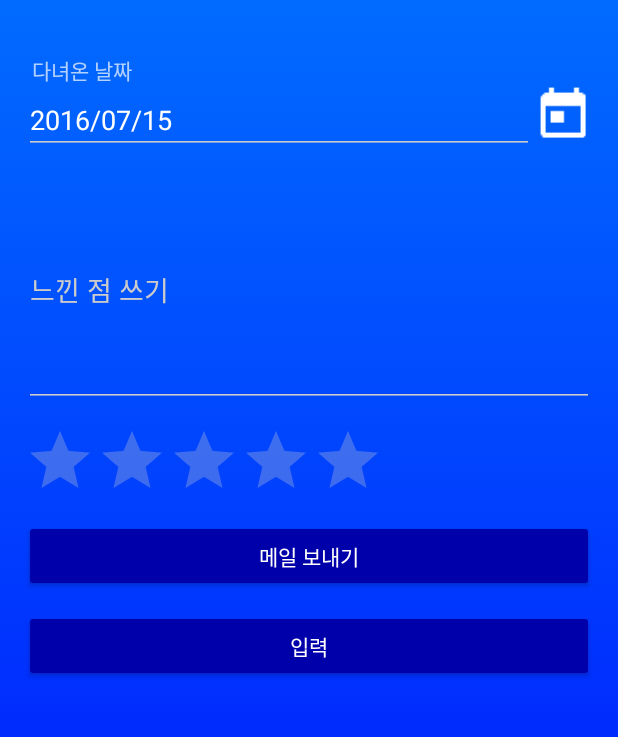
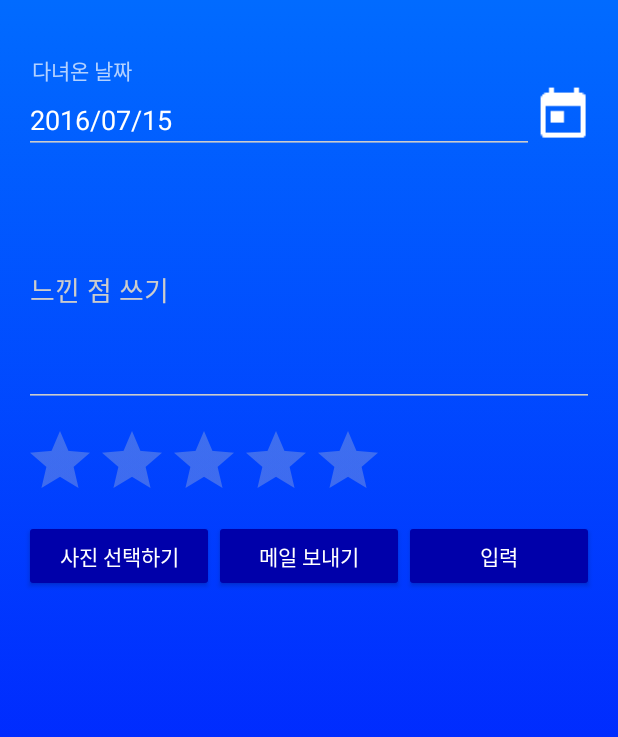
Before and after one commit to ShinJaehun/FieldTrip, an Android app: the fragment InputFragment placed in its activity, after a tap on "메일 보내기", on a phone screen of 412 x 824 dp, the part 288-1025 px from its top. Run offline under Robolectric (Android 15) with nearby library versions, the light colour scheme and no system bars; plain views replace FloatingActionButton; 13 statements that could not run were skipped.

Commit message:
현장체험학습을 다녀와서에서 사진을 선택할 수 있고 사진 경로를 DB에 저장할 수 있으며 메일 보내기할 때 선택한 사진을 첨부할 수도 있다.

```diff
--- a/app/src/main/AndroidManifest.xml
+++ b/app/src/main/AndroidManifest.xml
@@ -7,6 +7,7 @@
     <uses-permission android:name="android.permission.READ_PROFILE" />
     <uses-permission android:name="android.permission.READ_CONTACTS" />
     -->
+    <uses-permission android:name="android.permission.READ_EXTERNAL_STORAGE" />
 
     <uses-sdk
         android:minSdkVersion="11"/>
--- a/app/src/main/java/com/shinjaehun/fieldtrip/InputFragment.java
+++ b/app/src/main/java/com/shinjaehun/fieldtrip/InputFragment.java
@@ -1,5 +1,6 @@
 package com.shinjaehun.fieldtrip;
 
+import android.app.Activity;
 import android.app.AlertDialog;
 import android.app.DatePickerDialog;
 import android.app.Fragment;
@@ -7,10 +8,13 @@ import android.app.FragmentManager;
 import android.app.FragmentTransaction;
 import android.content.DialogInterface;
 import android.content.Intent;
+import android.graphics.Bitmap;
+import android.graphics.BitmapFactory;
 import android.media.Rating;
 import android.net.Uri;
 import android.os.Bundle;
 import android.provider.ContactsContract;
+import android.provider.MediaStore;
 import android.support.annotation.Nullable;
 import android.util.Log;
 import android.util.Patterns;
@@ -24,6 +28,9 @@ import android.widget.ImageView;
 import android.widget.RatingBar;
 import android.widget.Toast;
 
+import java.io.FileNotFoundException;
+import java.io.IOException;
+import java.io.InputStream;
 import java.text.SimpleDateFormat;
 import java.util.Calendar;
 import java.util.Date;
@@ -35,13 +42,18 @@ import java.util.concurrent.Exchanger;
  */
 public class InputFragment extends Fragment {
 
+    public static final String TAG = "InputFragment";
+
     private RatingBar ratingRB;
-    //아직까지 ratingRB를 이용해서 처리할 내용을 정하지 못함.
     private EditText opinionET;
     private Button sendMailBT;
     private Button submitBT;
+    private Button getPhotoBT;
     private EditText dateET;
     private ImageView datePickerIV;
+    private ImageView photoIV;
+
+    private Uri selectedImage;
 //    private String score;
 //    private int year, month, day;
 //    private String date;
@@ -52,6 +64,7 @@ public class InputFragment extends Fragment {
 //    long id;
 
     private static final String DESCRIBABLE_KEY = "describable_key";
+    private static final int REQ_CODE_SELECT_IMAGE = 100;
 
 //    public static InputFragment newInstance(Place place) {
 
@@ -80,8 +93,10 @@ public class InputFragment extends Fragment {
         opinionET = (EditText)v.findViewById(R.id.opinion);
         sendMailBT = (Button)v.findViewById(R.id.btn_send_mail);
         submitBT = (Button)v.findViewById(R.id.btn_submit);
+        getPhotoBT = (Button)v.findViewById(R.id.btn_get_photo);
         dateET = (EditText)v.findViewById(R.id.date_info);
         datePickerIV = (ImageView)v.findViewById(R.id.date_picker);
+        photoIV = (ImageView)v.findViewById(R.id.photo);
 
         GregorianCalendar calendar = new GregorianCalendar();
         final int year = calendar.get(Calendar.YEAR);
@@ -95,7 +110,6 @@ public class InputFragment extends Fragment {
 
         if (place.isVisited() == 0) {
         //방문한 적이 없다면...
-
             dateET.setText(today);
             //EditText에 오늘 날짜 박아 넣기
 
@@ -118,6 +132,23 @@ public class InputFragment extends Fragment {
             } else {
                 opinionET.setText("");
             }
+
+            if (place.getUserPhoto() != null) {
+                try {
+                    InputStream imageStream = getActivity().getContentResolver().openInputStream(Uri.parse(place.getUserPhoto()));
+                    Bitmap image_bitmap = BitmapFactory.decodeStream(imageStream);
+                    //place에서 사진 경로가 저장되어 있는 String을 URI 형태로 변환하고
+
+                    photoIV.setImageBitmap(image_bitmap);
+                    photoIV.setVisibility(View.VISIBLE);
+                    //해당 비트맵을 photoIV에 표시
+
+                } catch (FileNotFoundException e) {
+                    e.printStackTrace();
+                }
+            } else {
+                photoIV.setVisibility(View.GONE);
+            }
         }
 
         datePickerIV.setOnClickListener(new View.OnClickListener(){
@@ -128,6 +159,17 @@ public class InputFragment extends Fragment {
             }
         });
         //달력 아이콘 클릭하면 DatePickerDialog가 실행됨
+
+        getPhotoBT.setOnClickListener(new View.OnClickListener() {
+            @Override
+            public void onClick(View v) {
+                Intent intent = new Intent(Intent.ACTION_PICK);
+                intent.setType(MediaStore.Images.Media.CONTENT_TYPE);
+                intent.setData(MediaStore.Images.Media.EXTERNAL_CONTENT_URI);
+                startActivityForResult(intent, REQ_CODE_SELECT_IMAGE);
+                //갤러리에서 이미지를 받아올 수 있도록 명시적 intent 실행
+            }
+        });
 
         sendMailBT.setOnClickListener(new View.OnClickListener(){
 
@@ -154,7 +196,12 @@ public class InputFragment extends Fragment {
                 String date = dateET.getText().toString();
                 String score = String.valueOf(ratingRB.getRating());
                 String userInput = opinionET.getText().toString();
-                placeDAO.updatePlace(id, 1, date, score, userInput);
+
+                if (selectedImage == null) {
+                    placeDAO.updatePlace(id, 1, date, score, userInput, null);
+                } else {
+                    placeDAO.updatePlace(id, 1, date, score, userInput, selectedImage.toString());
+                }
                 // DB 업데이트
 
                 getActivity().finish();
@@ -163,6 +210,36 @@ public class InputFragment extends Fragment {
         });
 
         return v;
+    }
+
+    @Override
+    public void onActivityResult(int requestCode, int resultCode, Intent data) {
+        //갤러리에서 받아온 이미지 이미지 뷰로 표시
+//        Toast.makeText(getBaseContext(), "resultCode : "+resultCode,Toast.LENGTH_SHORT).show();
+
+        if(requestCode == REQ_CODE_SELECT_IMAGE)
+        {
+            if(resultCode== Activity.RESULT_OK)
+            {
+                try {
+
+                    selectedImage = data.getData();
+                    Log.v(TAG, "Selected Image : " + selectedImage.toString());
+                    //Uri에서 이미지 이름을 얻어온다.
+
+                    InputStream imageStream = getActivity().getContentResolver().openInputStream(selectedImage);
+                    Bitmap image_bitmap = BitmapFactory.decodeStream(imageStream);
+                    //이미지 데이터를 비트맵으로 받아온다.
+
+                    //배치해놓은 ImageView에 set
+                    photoIV.setImageBitmap(image_bitmap);
+                    photoIV.setVisibility(View.VISIBLE);
+                }
+                catch (FileNotFoundException e) { 		e.printStackTrace(); 			}
+                catch (IOException e)           {		e.printStackTrace(); 			}
+                catch (Exception e)		         {      e.printStackTrace();			}
+            }
+        }
     }
 
 //    private AlertDialog createDialog() {
@@ -228,7 +305,28 @@ public class InputFragment extends Fragment {
 
         intent.putExtra(Intent.EXTRA_SUBJECT, dateET.getText().toString() + " " + p.getName() + " 다녀와서");
         intent.putExtra(Intent.EXTRA_TEXT, dateET.getText().toString() + " " + p.getName() + "에 다녀왔습니다.\n" + opinion);
-        intent.setType("text/plain");
+
+        /*
+        알고리즘
+        이미지를 선택한 경우
+        무조건 selected
+
+        이미지를 선택하지 않은 경우
+        DB에 있음 전에 선택했던 이미지 선택
+        DB에 없음 plain
+        */
+        if (selectedImage != null) {
+            intent.putExtra(Intent.EXTRA_STREAM, selectedImage);
+            intent.setType("image/png");
+        } else {
+            if (p.getUserPhoto() == null) {
+                intent.setType("text/plain");
+            } else {
+                intent.putExtra(Intent.EXTRA_STREAM, Uri.parse(p.getUserPhoto()));
+                intent.setType("image/png");
+            }
+        }
+
         startActivity(intent);
     }
 
--- a/app/src/main/java/com/shinjaehun/fieldtrip/Place.java
+++ b/app/src/main/java/com/shinjaehun/fieldtrip/Place.java
@@ -26,6 +26,7 @@ public class Place {
     private String theDate;
     private String score;
     private String userInput;
+    private String userPhoto;
 
     public Place() {
 
@@ -34,6 +35,7 @@ public class Place {
     public Place(String type, String name, String pic, String map, String location, String description) {
         this.type = type;
         this.name = name;
+
         this.pic = pic;
         this.location = location;
         this.description = description;
@@ -126,4 +128,12 @@ public class Place {
     public void setUserInput(String userInput) {
         this.userInput = userInput;
     }
+
+    public String getUserPhoto() {
+        return userPhoto;
+    }
+
+    public void setUserPhoto(String userPhoto) {
+        this.userPhoto = userPhoto;
+    }
 }
--- a/app/src/main/java/com/shinjaehun/fieldtrip/PlaceDAO.java
+++ b/app/src/main/java/com/shinjaehun/fieldtrip/PlaceDAO.java
@@ -23,7 +23,8 @@ public class PlaceDAO {
             DBHelper.COLUMN_PLACE_NAME, DBHelper.COLUMN_PLACE_PIC, DBHelper.COLUMN_PLACE_LOCATION,
             DBHelper.COLUMN_PLACE_DESCRIPTION, DBHelper.COLUMN_PLACE_DETAIL,
             DBHelper.COLUMN_PLACE_VISITED, DBHelper.COLUMN_PLACE_THE_DATE,
-            DBHelper.COLUMN_PLACE_SCORE, DBHelper.COLUMN_PLACE_USER_INPUT };
+            DBHelper.COLUMN_PLACE_SCORE, DBHelper.COLUMN_PLACE_USER_INPUT,
+            DBHelper.COLUMN_PLACE_USER_PHOTO };
 
     public PlaceDAO(Context c) {
         dbHelper = DBHelper.getInstance(c);
@@ -49,6 +50,7 @@ public class PlaceDAO {
         dbHelper.close();
     }
 
+    /* 차후에 교사가 place 자료를 입력할 수 있도록 App을 변경할 때 사용할 메소드
     public Place createPlace(String type, String name, String pic, String map, String location, String description, String detail) {
         ContentValues values = new ContentValues();
         values.put(DBHelper.COLUMN_PLACE_TYPE, type);
@@ -58,8 +60,6 @@ public class PlaceDAO {
         values.put(DBHelper.COLUMN_PLACE_DESCRIPTION, description);
         values.put(DBHelper.COLUMN_PLACE_DETAIL, detail);
 
-        /* 사용자 입력 정보는 어떻게 처리할 것인가? :: 아직 구현 안 함. */
-
         long insertId = database.insert(DBHelper.TABLE_PLACES, null, values);
         Cursor cursor = database.query(DBHelper.TABLE_PLACES, allColumns,
                 DBHelper.COLUMN_PLACE_ID + " = " + insertId, null, null, null, null);
@@ -67,33 +67,6 @@ public class PlaceDAO {
         Place newPlace = cursorToPlace(cursor);
         cursor.close();
         return newPlace;
-    }
-
-    public void updatePlace(long id, int visited, String theDate, String score, String userInput) {
-//        Cursor cursor = database.query(DBHelper.TABLE_PLACES, allColumns,
-//                DBHelper.COLUMN_PLACE_ID + " = ?",
-//                new String[] { String.valueOf(id) }, null, null, null);
-//        //이렇게 직접 query 가능, ID에 해당하는 cursor 리턴하기
-//        if (cursor != null) {
-//            cursor.moveToFirst();
-//        }
-//        Place place = cursorToPlace(cursor);
-//        //cursor가 가리키는 place 리턴
-//        //cursor.close()로 종료해줘야 하는 것 아닌가?
-//
-        Log.v(TAG, "newValue visited : " + visited);
-        Log.v(TAG, "newValue theDate : " + theDate);
-        Log.v(TAG, "newValue score : " + score);
-        Log.v(TAG, "newValue userInput : " + userInput);
-
-        ContentValues newValues = new ContentValues();
-        newValues.put(DBHelper.COLUMN_PLACE_VISITED, visited);
-        newValues.put(DBHelper.COLUMN_PLACE_THE_DATE, theDate);
-        newValues.put(DBHelper.COLUMN_PLACE_SCORE, score);
-        newValues.put(DBHelper.COLUMN_PLACE_USER_INPUT, userInput);
-
-//        long id = place.getId();
-        database.update(DBHelper.TABLE_PLACES, newValues, DBHelper.COLUMN_PLACE_ID + " = " + id, null);
     }
 
     public void deletePlace(Place place) {
@@ -115,6 +88,36 @@ public class PlaceDAO {
             cursor.close();
         }
         return listPlaces;
+    }
+    */
+
+    public void updatePlace(long id, int visited, String theDate, String score, String userInput, String userPhoto) {
+//        Cursor cursor = database.query(DBHelper.TABLE_PLACES, allColumns,
+//                DBHelper.COLUMN_PLACE_ID + " = ?",
+//                new String[] { String.valueOf(id) }, null, null, null);
+//        //이렇게 직접 query 가능, ID에 해당하는 cursor 리턴하기
+//        if (cursor != null) {
+//            cursor.moveToFirst();
+//        }
+//        Place place = cursorToPlace(cursor);
+//        //cursor가 가리키는 place 리턴
+//        //cursor.close()로 종료해줘야 하는 것 아닌가?
+//
+        Log.v(TAG, "newValue visited : " + visited);
+        Log.v(TAG, "newValue theDate : " + theDate);
+        Log.v(TAG, "newValue score : " + score);
+        Log.v(TAG, "newValue userInput : " + userInput);
+        Log.v(TAG, "newValue userPhoto : " + userPhoto);
+
+        ContentValues newValues = new ContentValues();
+        newValues.put(DBHelper.COLUMN_PLACE_VISITED, visited);
+        newValues.put(DBHelper.COLUMN_PLACE_THE_DATE, theDate);
+        newValues.put(DBHelper.COLUMN_PLACE_SCORE, score);
+        newValues.put(DBHelper.COLUMN_PLACE_USER_INPUT, userInput);
+        newValues.put(DBHelper.COLUMN_PLACE_USER_PHOTO, userPhoto);
+
+//        long id = place.getId();
+        database.update(DBHelper.TABLE_PLACES, newValues, DBHelper.COLUMN_PLACE_ID + " = " + id, null);
     }
 
     public List<Place> getPlacesByType(String type) {
@@ -158,6 +161,8 @@ public class PlaceDAO {
     }
 
     protected Place cursorToPlace(Cursor cursor) {
+        //제발 DB에 COLUMN 하나 추가하면 여기에도 정보 업데이트 하는 거 좀 잊지 마라!!!
+
         Place place = new Place();
         place.setId(cursor.getLong(0));
         //cursor.get()은 DB 테이블에서 현재 cursor가 가리키는 data를 가져옴
@@ -172,6 +177,7 @@ public class PlaceDAO {
         place.setTheDate(cursor.getString(8));
         place.setScore(cursor.getString(9));
         place.setUserInput(cursor.getString(10));
+        place.setUserPhoto(cursor.getString(11));
         return place;
     }
 
--- a/app/src/main/res/layout/fragment_input.xml
+++ b/app/src/main/res/layout/fragment_input.xml
@@ -49,7 +49,6 @@
             android:layout_height="40dp"
             android:src="@mipmap/ic_today_white_24dp"/>
 
-
     </LinearLayout>
 
 
@@ -76,6 +75,53 @@
         android:layout_marginTop="6dp"
         android:stepSize="1.0"/>
 
+    <ImageView
+        android:id="@+id/photo"
+        android:layout_width="match_parent"
+        android:layout_height="220dp"
+        android:scaleType="centerCrop"
+        android:layout_gravity="center"
+        android:visibility="gone"/>
+
+    <LinearLayout
+        android:layout_width="match_parent"
+        android:layout_height="wrap_content"
+        android:orientation="horizontal"
+        android:layout_marginTop="6dp"
+        android:layout_marginBottom="6dp">
+
+        <android.support.v7.widget.AppCompatButton
+            android:id="@+id/btn_get_photo"
+            android:layout_weight="1"
+            android:layout_width="0dp"
+            android:layout_height="wrap_content"
+            android:text="사진 선택하기" />
+
+        <android.support.v7.widget.AppCompatButton
+            android:id="@+id/btn_send_mail"
+            android:layout_weight="1"
+            android:layout_width="0dp"
+            android:layout_height="wrap_content"
+            android:text="메일 보내기"/>
+
+        <android.support.v7.widget.AppCompatButton
+            android:id="@+id/btn_submit"
+            android:layout_weight="1"
+            android:layout_width="0dp"
+            android:layout_height="wrap_content"
+            android:text="입력"/>
+
+    </LinearLayout>
+    <!--
+    <android.support.v7.widget.AppCompatButton
+        android:id="@+id/btn_get_photo"
+        android:layout_width="fill_parent"
+        android:layout_height="wrap_content"
+        android:layout_marginTop="6dp"
+        android:layout_marginBottom="6dp"
+        android:padding="12dp"
+        android:text="사진 선택하기"/>
+
     <android.support.v7.widget.AppCompatButton
         android:id="@+id/btn_send_mail"
         android:layout_width="fill_parent"
@@ -93,5 +139,6 @@
         android:layout_marginBottom="6dp"
         android:padding="12dp"
         android:text="입력"/>
+        -->
 
 </LinearLayout>
```
Also changed, not shown: app/src/main/java/com/shinjaehun/fieldtrip/DBHelper.java (+6 -4 lines).
